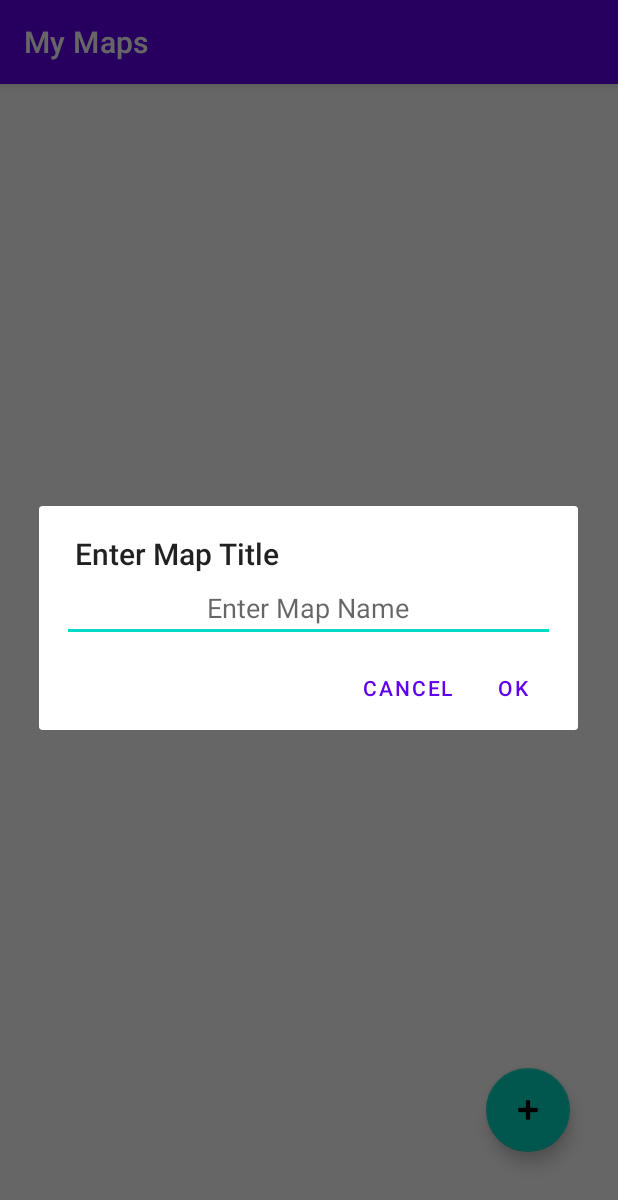
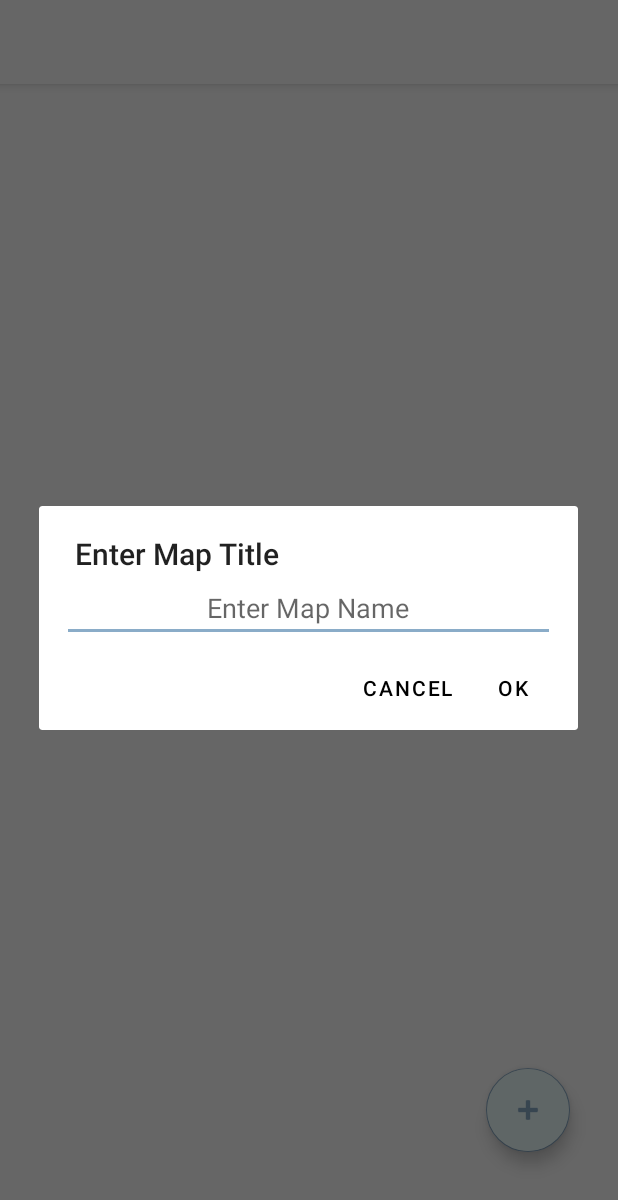
Before and after one commit to bthayes1/MyMaps, an Android app: the screen it shows after launch (MainActivity), after a tap on "Button to add map", on a phone screen of 412 x 824 dp. Shown: the top 1200 px of the screen. Run offline under Robolectric (Android 15) with nearby library versions, the phone set to English and light mode, and no system bars.

Commit message:
UI Changes, and added activity transitions

```diff
--- a/app/src/main/java/com/example/mymaps/MainActivity.kt
+++ b/app/src/main/java/com/example/mymaps/MainActivity.kt
@@ -36,6 +36,7 @@ const val NEW_MAP_TITLE = "new title"
 const val REQUEST_CODE = "new map"
 
 const val LOCATION_KEY = "location" // Key for extras passed into MapActivity.kt
+
 // Default location if location permission is denied.
 private const val DEFAULT_LOCATION_PROVIDER = "default"
 private const val DEFAULT_LATITUDE = 45.0
@@ -107,6 +108,7 @@ class MainActivity : AppCompatActivity() {
                 val i = Intent(this@MainActivity, MapScreen::class.java)
                 i.putExtra(MAP_LOCATION, data[position])
                 startActivity(i)
+                activityTransition()
             }
         }, object : MapsAdapter.OnEditClick {
             override fun editClickListener(position: Int) {
@@ -135,7 +137,6 @@ class MainActivity : AppCompatActivity() {
                 adapter.notifyItemInserted(position)
                 Log.i(TAG, "onClick: Undo was pressed. Data was added at position: $position")
             }
-            .setActionTextColor(Color.WHITE)
             .show()
     }
 
@@ -170,9 +171,11 @@ class MainActivity : AppCompatActivity() {
             .setPositiveButton("Ok", null)
             .setNegativeButton("Cancel", null)
             .show()
-        Log.i(TAG, "Here")
-
-        dialog.getButton(DialogInterface.BUTTON_POSITIVE).setOnClickListener {
+        val btnPositive = dialog.getButton(DialogInterface.BUTTON_POSITIVE)
+        val btnNegative = dialog.getButton(DialogInterface.BUTTON_NEGATIVE)
+        btnPositive.setTextColor(ContextCompat.getColor(this, R.color.textcolor))
+        btnNegative.setTextColor(ContextCompat.getColor(this, R.color.textcolor))
+        btnPositive.setOnClickListener {
             mapTitle = newMapTitle.findViewById<EditText>(R.id.etMapName).text.toString()
             if (mapTitle.trim().isNotEmpty()) {
                 when (isEdit){
@@ -184,8 +187,6 @@ class MainActivity : AppCompatActivity() {
                     else -> requestPermission()
                 }
                 dialog.dismiss()
-//                requestPermission()
-
             } else {
                 Toast.makeText(this, "Title is Required", Toast.LENGTH_SHORT).show()
             }
@@ -276,6 +277,11 @@ class MainActivity : AppCompatActivity() {
         intent.putExtra(LOCATION_KEY, location)
         intent.putExtra(NEW_MAP_TITLE, mapTitle)
         editActivityResultLauncher.launch(intent)
+        activityTransition()
+    }
+
+    private fun activityTransition(){
+        overridePendingTransition(R.anim.slide_in_right, R.anim.slide_out_left)
     }
 
 }
--- a/app/src/main/java/com/example/mymaps/NewMaps.kt
+++ b/app/src/main/java/com/example/mymaps/NewMaps.kt
@@ -13,6 +13,7 @@ import android.view.Menu
 import android.view.MenuItem
 import android.widget.EditText
 import android.widget.Toast
+import androidx.core.content.ContextCompat
 
 import com.google.android.gms.maps.CameraUpdateFactory
 import com.google.android.gms.maps.GoogleMap
@@ -53,7 +54,8 @@ class NewMaps : AppCompatActivity(), OnMapReadyCallback {
         mapFragment.view?.let {
             Snackbar.make(it, "Long Click to add marker", Snackbar.LENGTH_LONG)
                 .setAction("Ok") {}
-                .setActionTextColor(Color.WHITE)
+                .setActionTextColor(ContextCompat.getColor(this, R.color.light))
+                .setBackgroundTint(ContextCompat.getColor(this, R.color.darker))
                 .show()
         }
     }
@@ -91,8 +93,9 @@ class NewMaps : AppCompatActivity(), OnMapReadyCallback {
             .setNegativeButton("Cancel", null)
             .show()
 
-
-        dialog.getButton(DialogInterface.BUTTON_POSITIVE).setOnClickListener {
+        val btnPostive = dialog.getButton(DialogInterface.BUTTON_POSITIVE)
+        btnPostive.setTextColor(ContextCompat.getColor(this, R.color.textcolor))
+        btnPostive.setOnClickListener {
             val title = newLocView.findViewById<EditText>(R.id.etTitle).text.toString()
             val description = newLocView.findViewById<EditText>(R.id.etDescription).text.toString()
             if (title.trim().isNotEmpty() && description.trim().isNotEmpty()) {
--- a/app/src/main/java/com/example/mymaps/SwipeRevealLayout.java
+++ b/app/src/main/java/com/example/mymaps/SwipeRevealLayout.java
@@ -22,7 +22,8 @@ import androidx.core.view.ViewCompat;
 import androidx.customview.widget.ViewDragHelper;
 
 /**
- * Created by Mark O'Sullivan on 25th February 2018.
+ * Code used from https://github.com/MarkOSullivan94/SwipeRevealLayoutExample repository
+ * under an MIT license. Changes made were to add a bounce back feature after 3 seconds.
  */
 
 @SuppressLint("RtlHardcoded")
--- a/app/src/main/res/layout/activity_main.xml
+++ b/app/src/main/res/layout/activity_main.xml
@@ -22,45 +22,13 @@
         android:layout_height="wrap_content"
         android:layout_marginEnd="32dp"
         android:layout_marginBottom="56dp"
+        android:backgroundTint="@color/light"
         android:clickable="true"
         android:contentDescription="@string/button_to_add_map"
         android:focusable="true"
-        android:foregroundTint="#FFFFFF"
-        android:tint="@color/white"
+        app:tint="@color/fabOutline"
         app:layout_constraintBottom_toBottomOf="parent"
         app:layout_constraintEnd_toEndOf="parent"
-        app:srcCompat="@android:drawable/ic_input_add"
-        />
-
-    <com.google.android.material.floatingactionbutton.FloatingActionButton
-        android:id="@+id/fabDelete"
-        android:layout_width="wrap_content"
-        android:layout_height="wrap_content"
-        android:layout_marginEnd="32dp"
-        android:layout_marginBottom="32dp"
-        android:backgroundTint="#F44336"
-        android:clickable="true"
-        android:contentDescription="@string/delete_map"
-        android:focusable="true"
-        android:foregroundTint="#FFFFFF"
-        android:tint="@color/white"
-        app:layout_constraintBottom_toBottomOf="parent"
-        app:layout_constraintEnd_toEndOf="parent"
-        app:srcCompat="@android:drawable/ic_menu_delete"
-        android:visibility="gone"/>
-
-    <com.google.android.material.floatingactionbutton.FloatingActionButton
-        android:id="@+id/fabEdit"
-        android:layout_width="wrap_content"
-        android:layout_height="wrap_content"
-        android:layout_marginStart="32dp"
-        android:layout_marginBottom="32dp"
-        android:clickable="true"
-        android:contentDescription="@string/edit_map"
-        app:layout_constraintBottom_toBottomOf="parent"
-        app:layout_constraintStart_toStartOf="parent"
-        app:srcCompat="@android:drawable/ic_menu_edit"
-        android:focusable="true"
-        android:visibility="gone"/>
+        app:srcCompat="@android:drawable/ic_input_add" />
 
 </androidx.constraintlayout.widget.ConstraintLayout>
--- a/app/src/main/res/layout/new_map_title.xml
+++ b/app/src/main/res/layout/new_map_title.xml
@@ -8,11 +8,16 @@
 
     <EditText
         android:id="@+id/etMapName"
+        style="@style/Widget.AppCompat.EditText"
         android:layout_width="match_parent"
         android:layout_height="wrap_content"
+        android:inputType="textCapWords"
         android:hint="@string/enter_map_name"
+        android:importantForAutofill="no"
         android:maxLength="20"
         android:textAlignment="center"
+        android:textColorHighlight="@color/darker"
+        android:textColorLink="@color/darker"
         app:layout_constraintEnd_toEndOf="parent"
         app:layout_constraintStart_toStartOf="parent"
         app:layout_constraintTop_toTopOf="parent" />
--- a/app/src/main/res/layout/new_marker_view.xml
+++ b/app/src/main/res/layout/new_marker_view.xml
@@ -11,6 +11,7 @@
         android:layout_height="wrap_content"
         android:hint="@string/enter_title_of_place"
         android:textAlignment="center"
+        android:inputType="textCapWords"
         app:layout_constraintStart_toStartOf="parent"
         app:layout_constraintEnd_toEndOf="parent"
         app:layout_constraintTop_toTopOf="parent"
@@ -21,6 +22,7 @@
         android:layout_height="wrap_content"
         android:hint="@string/enter_description"
         android:textAlignment="center"
+        android:inputType="textCapWords"
         app:layout_constraintTop_toBottomOf="@id/etTitle"
         app:layout_constraintStart_toStartOf="@id/etTitle"
         app:layout_constraintEnd_toEndOf="@id/etTitle"
--- a/app/src/main/res/layout/place_item.xml
+++ b/app/src/main/res/layout/place_item.xml
@@ -52,6 +52,7 @@
             app:cardElevation="5dp"
             app:cardCornerRadius="8dp"
             android:layout_margin="5dp"
+            app:cardBackgroundColor="@color/darker"
             android:visibility="visible">
 
             <androidx.constraintlayout.widget.ConstraintLayout
@@ -66,6 +67,7 @@
                     android:gravity="center_vertical"
                     android:textSize="20sp"
                     android:fontFamily="sans-serif-smallcaps"
+                    android:textColor="@color/white"
                     android:text="@string/my_favorite_place"
                     android:paddingStart="16dp"
                     app:layout_constraintStart_toStartOf="parent"/>
@@ -78,6 +80,7 @@
                     android:gravity="center_vertical"
                     android:text="@string/_4_places"
                     android:textSize="20sp"
+                    android:textColor="@color/white"
                     app:layout_constraintStart_toEndOf="@id/tvPlace"
                     app:layout_constraintEnd_toEndOf="parent"
                     />
--- a/app/src/main/res/menu/menu_create_map.xml
+++ b/app/src/main/res/menu/menu_create_map.xml
@@ -1,7 +1,6 @@
 <?xml version="1.0" encoding="utf-8"?>
 <menu xmlns:app="http://schemas.android.com/apk/res-auto"
     xmlns:android="http://schemas.android.com/apk/res/android">
-
     <item
         android:id="@+id/miSave"
         android:icon="@android:drawable/ic_menu_save"
--- /dev/null
+++ b/app/src/main/res/values-night/colors.xml
@@ -0,0 +1,16 @@
+<?xml version="1.0" encoding="utf-8"?>
+<resources>
+    <!-- Primary brand color. -->
+    <color name="mid">#EAEAEA</color>
+    <!-- Primary brand color. -->
+    <color name="light">#A2A2A2</color>
+    <!-- Primary brand color. -->
+    <color name="darker">#6F6F6F</color>
+    <color name="textcolor">#FFFFFFFF</color>
+    <!-- Light Mode Status Bar -->
+    <color name="white">#FFFFFFFF</color>    <!-- Primary brand color. -->
+    <color name="black" >#000000</color>
+    <color name="fabOutline">#EAEAEA </color>
+
+
+</resources>
--- a/app/src/main/res/values-night/themes.xml
+++ b/app/src/main/res/values-night/themes.xml
@@ -2,15 +2,15 @@
     <!-- Base application theme. -->
     <style name="Theme.MyMaps" parent="Theme.MaterialComponents.DayNight.DarkActionBar">
         <!-- Primary brand color. -->
-        <item name="colorPrimary">@color/purple_200</item>
-        <item name="colorPrimaryVariant">@color/purple_700</item>
-        <item name="colorOnPrimary">@color/black</item>
+        <item name="colorPrimary">@color/light</item>
+        <item name="colorPrimaryVariant">@color/black</item>
+        <item name="colorOnPrimary">@color/textcolor</item>
         <!-- Secondary brand color. -->
-        <item name="colorSecondary">@color/teal_200</item>
-        <item name="colorSecondaryVariant">@color/teal_200</item>
-        <item name="colorOnSecondary">@color/black</item>
+        <item name="colorSecondary">@color/fabOutline</item>
+        <item name="colorSecondaryVariant">@color/fabOutline</item>
+        <item name="colorOnSecondary">@color/textcolor</item>
         <!-- Status bar color. -->
-        <item name="android:statusBarColor" tools:targetApi="l">?attr/colorPrimaryVariant</item>
+        <item name="android:statusBarColor" >?attr/colorPrimaryVariant</item>
         <!-- Customize your theme here. -->
     </style>
 </resources>
--- a/app/src/main/res/values/colors.xml
+++ b/app/src/main/res/values/colors.xml
@@ -1,10 +1,21 @@
 <?xml version="1.0" encoding="utf-8"?>
 <resources>
-    <color name="purple_200">#FFBB86FC</color>
-    <color name="purple_500">#FF6200EE</color>
-    <color name="purple_700">#FF3700B3</color>
+    <!-- Primary brand color. -->
+    <color name="mid">#bbdefb</color>
+    <!-- Primary brand color. -->
+    <color name="light">#eeffff</color>
+    <!-- Primary brand color. -->
+    <color name="darker">#8aacc8</color>
+    <!-- ColorPrimary for Light Mode -->
     <color name="teal_200">#FF03DAC5</color>
+    <!-- Primary brand color. -->
     <color name="teal_700">#FF018786</color>
-    <color name="black">#FF000000</color>
-    <color name="white">#FFFFFFFF</color>
+    <!-- Primary brand color. -->
+    <color name="textcolor">#FF000000</color>
+    <!-- Light Mode Status Bar -->
+    <color name="white">#FFFFFFFF</color>    <!-- Primary brand color. -->
+    <color name="fabOutline">#8aacc8 </color>
+    <color name="black" >#000000</color>
+
+
 </resources>
--- a/app/src/main/res/values/themes.xml
+++ b/app/src/main/res/values/themes.xml
@@ -2,15 +2,16 @@
     <!-- Base application theme. -->
     <style name="Theme.MyMaps" parent="Theme.MaterialComponents.DayNight.DarkActionBar">
         <!-- Primary brand color. -->
-        <item name="colorPrimary">@color/purple_500</item>
-        <item name="colorPrimaryVariant">@color/purple_700</item>
+        <item name="colorPrimary">@color/white</item>
+        <item name="colorPrimaryVariant">@color/light</item>
         <item name="colorOnPrimary">@color/white</item>
         <!-- Secondary brand color. -->
-        <item name="colorSecondary">@color/teal_200</item>
-        <item name="colorSecondaryVariant">@color/teal_700</item>
-        <item name="colorOnSecondary">@color/black</item>
+        <item name="colorSecondary">@color/darker</item>
+        <item name="colorSecondaryVariant">@color/white</item>
+        <item name="colorOnSecondary">@color/textcolor</item>
         <!-- Status bar color. -->
-        <item name="android:statusBarColor" tools:targetApi="l">?attr/colorPrimaryVariant</item>
+        <item name="android:statusBarColor" >?attr/colorPrimary</item>
+        <item name="android:windowLightStatusBar" tools:ignore="NewApi">true</item>
         <!-- Customize your theme here. -->
     </style>
 </resources>
```
Also changed, not shown: app/src/main/res/anim/slide_in_right.xml (added, +7 -0 lines), app/src/main/res/anim/slide_out_left.xml (added, +7 -0 lines).
